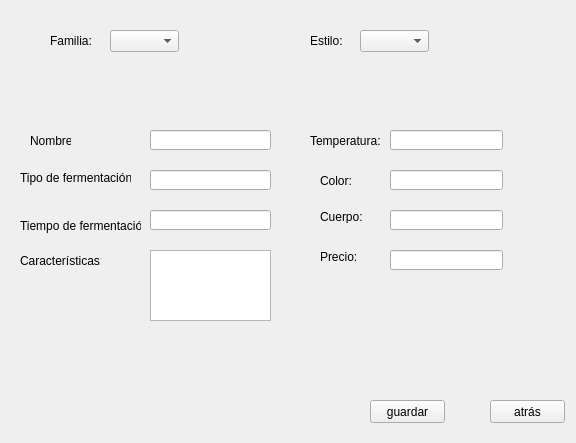
The window that EDCervezas/registrarcerveza.ui (RARUTO21/EDProgra2) describes before a commit, drawn with Qt 5.
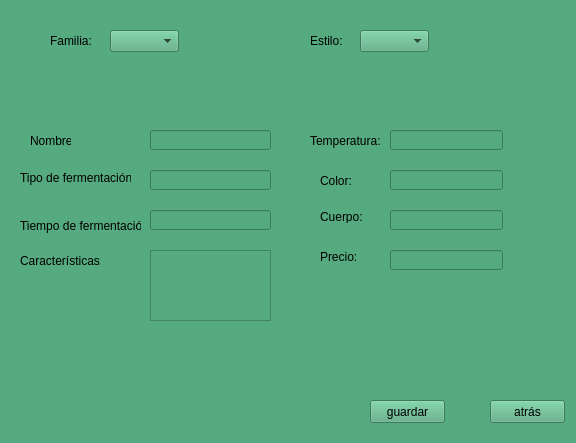
The same window after the commit.

Patch:
```diff
--- a/EDCervezas/registrarcerveza.ui
+++ b/EDCervezas/registrarcerveza.ui
@@ -13,6 +13,9 @@
   <property name="windowTitle">
    <string>Form</string>
   </property>
+  <property name="styleSheet">
+   <string notr="true">background-color: rgb(85, 170, 127);</string>
+  </property>
   <widget class="QPushButton" name="btnatras">
    <property name="geometry">
     <rect>
```
